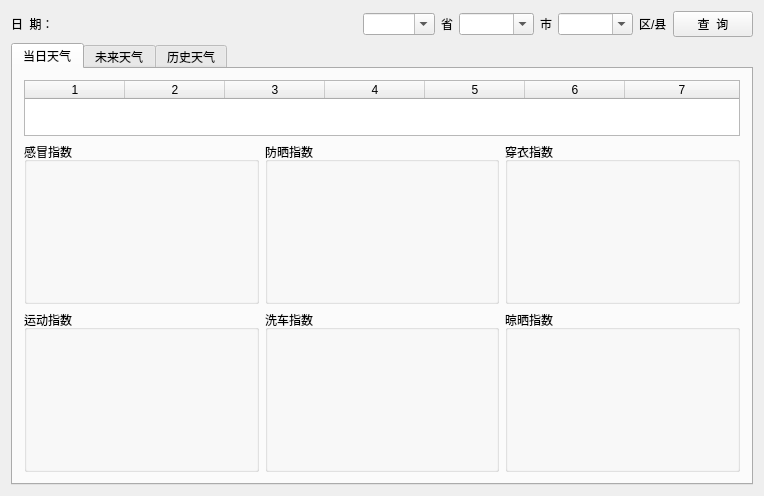
First picture: the form in widget.ui, repository mygit03/MyWeather, before the edit.
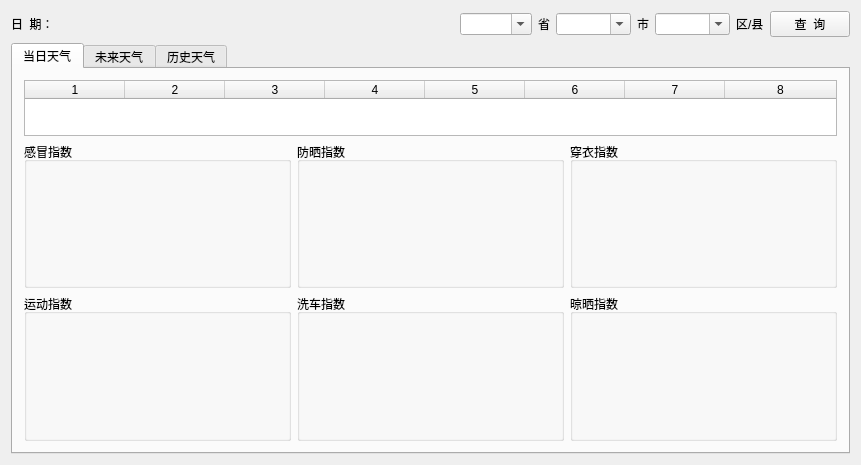
Second picture: the form after the edit.

Commit message: 更新空气质量指数显示

```diff
--- a/widget.ui
+++ b/widget.ui
@@ -6,10 +6,16 @@
    <rect>
     <x>0</x>
     <y>0</y>
-    <width>744</width>
+    <width>861</width>
     <height>465</height>
    </rect>
   </property>
+  <property name="minimumSize">
+   <size>
+    <width>861</width>
+    <height>465</height>
+   </size>
+  </property>
   <property name="windowTitle">
    <string>天气查询</string>
   </property>
@@ -138,7 +144,7 @@
               </size>
              </property>
              <property name="columnCount">
-              <number>7</number>
+              <number>8</number>
              </property>
              <attribute name="horizontalHeaderStretchLastSection">
               <bool>true</bool>
@@ -153,6 +159,7 @@
              <column/>
              <column/>
              <column/>
+             <column/>
             </widget>
            </item>
            <item row="1" column="0">
```
Left out of the diff: 3 changed lines with no effect on the pictures. The commit also changes 2 other files.
